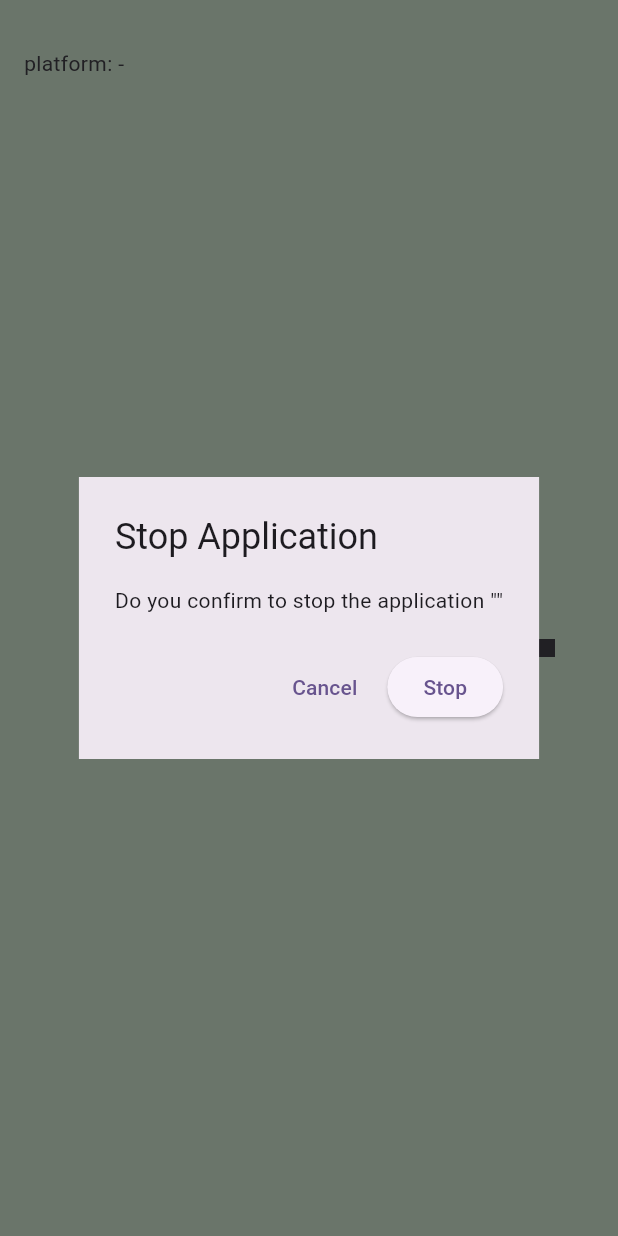
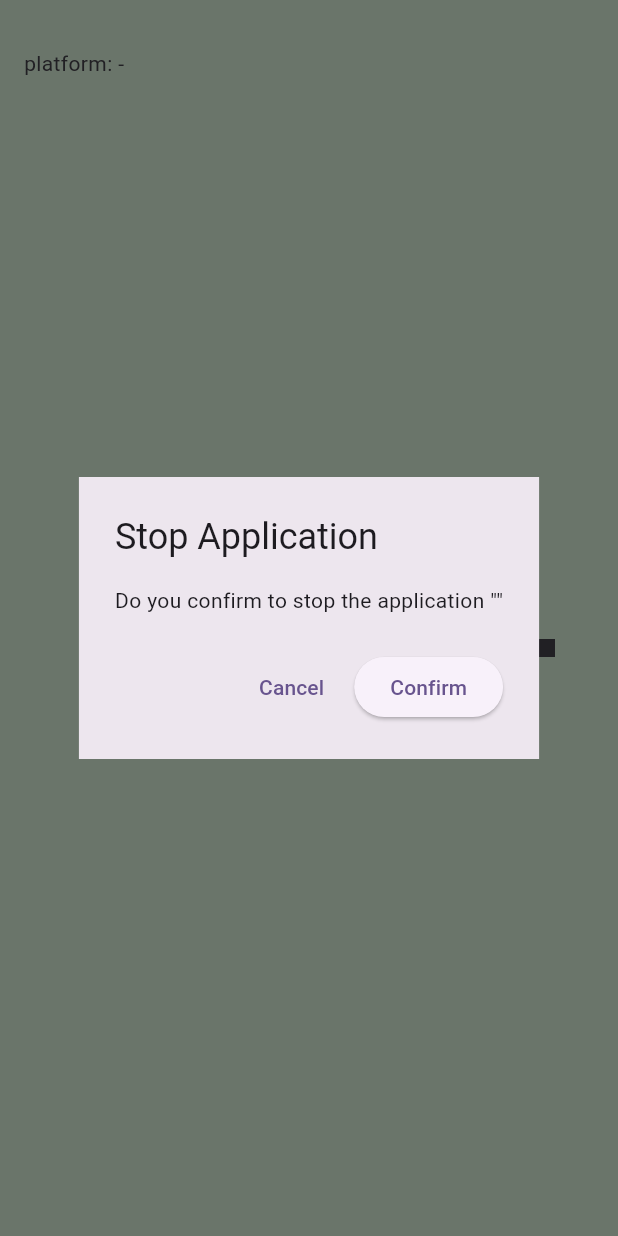
Before and after one commit to dna2github/NodeBase, a Flutter app: the AppRuntimeTile widget shown alone on an empty page, opened directly with empty values, after a tap on the "stop" icon, on a phone screen of 412 x 824 dp. Run offline on Flutter 3.47's test engine with Material 3 defaults, Android fonts, the phone set to English and light mode, and no system bars.

Commit message:
dart: refact confirmStop as showConfirmDialog
- AppRuntimeTile:confirmStop -> util:showConfirmDialog

```diff
--- a/lib/comp/AppRuntimeTile.dart
+++ b/lib/comp/AppRuntimeTile.dart
@@ -1,5 +1,3 @@
-import 'dart:async';
-
 import 'package:flutter/material.dart';
 import './util.dart';
 import '../ctrl/application.dart';
@@ -44,7 +42,11 @@ class _AppRuntimeTileState extends State<AppRuntimeTile> {
             showInfo(context);
           }, icon: const Icon(Icons.info_outline)),
           IconButton(onPressed: () {
-            confirmStop(context).then((confirmed) {
+            showConfirmDialog(
+                context,
+                "Stop Application",
+                "Do you confirm to stop the application \"${widget.process.name}\""
+            ).then((confirmed) {
               if (!confirmed) return;
               widget.process.stop().then((_) {
                 generateSnackBar(
@@ -91,25 +93,4 @@ class _AppRuntimeTileState extends State<AppRuntimeTile> {
       ],
     ));
   }
-
-  Future<bool> confirmStop(BuildContext context) async {
-    final ok = Completer<bool>();
-    final dialog = AlertDialog(
-      title: const Text("Stop Application"),
-      shape: BeveledRectangleBorder(),
-      content: Text("Do you confirm to stop the application \"${widget.process.name}\""),
-      actions: [
-        TextButton(onPressed: () {
-          Navigator.of(context).pop();
-          ok.complete(false);
-        }, child: const Text("Cancel")),
-        ElevatedButton(onPressed: () {
-          Navigator.of(context).pop();
-          ok.complete(true);
-        }, child: const Text("Stop")),
-      ],
-    );
-    showDialog(context: context, builder: (_) => dialog);
-    return ok.future;
-  }
 }
--- a/lib/comp/util.dart
+++ b/lib/comp/util.dart
@@ -1,3 +1,5 @@
+import 'dart:async';
+
 import 'package:flutter/material.dart';
 
 SnackBar generateSnackBar(BuildContext context, String content, {
@@ -16,3 +18,24 @@ SnackBar generateSnackBar(BuildContext context, String content, {
   ScaffoldMessenger.of(context).showSnackBar(snackBar);
   return snackBar;
 }
+
+Future<bool> showConfirmDialog(BuildContext context, String title, String content) async {
+  final ok = Completer<bool>();
+  final dialog = AlertDialog(
+    title: Text(title),
+    shape: const BeveledRectangleBorder(),
+    content: Text(content),
+    actions: [
+      TextButton(onPressed: () {
+        Navigator.of(context).pop();
+        ok.complete(false);
+      }, child: const Text("Cancel")),
+      ElevatedButton(onPressed: () {
+        Navigator.of(context).pop();
+        ok.complete(true);
+      }, child: const Text("Confirm")),
+    ],
+  );
+  showDialog(context: context, builder: (_) => dialog);
+  return ok.future;
+}
```
